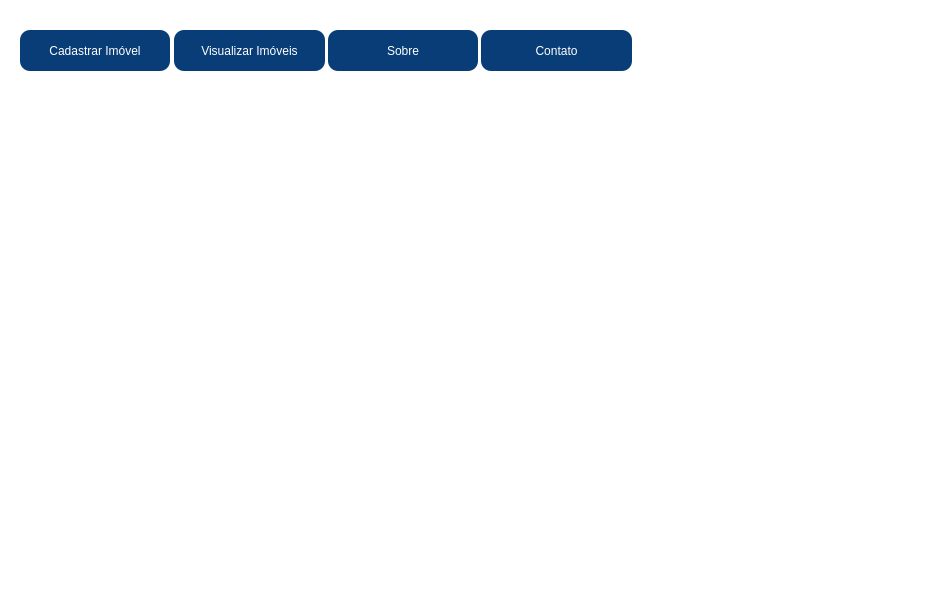
Above: Telas/main_tela.ui from lucasousa/Projeto-Loca-Facil before the change. Below: the same form after it.
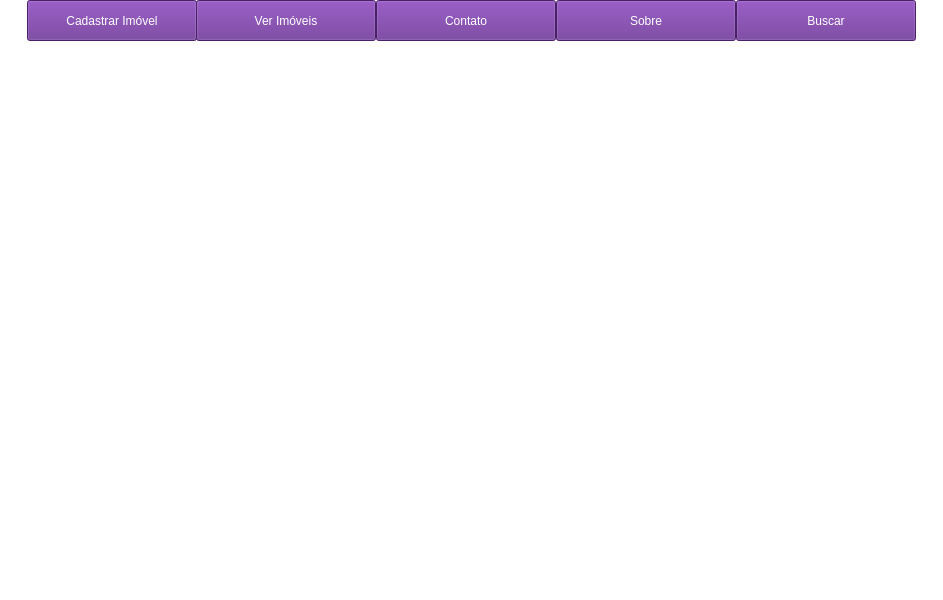
That is the form after the change.

Commit message: Modificações na tela principal

```diff
--- a/Telas/main_tela.ui
+++ b/Telas/main_tela.ui
@@ -21,9 +21,9 @@
    <widget class="QToolButton" name="toolButton">
     <property name="geometry">
      <rect>
-      <x>20</x>
-      <y>30</y>
-      <width>150</width>
+      <x>27</x>
+      <y>0</y>
+      <width>170</width>
       <height>41</height>
      </rect>
     </property>
@@ -36,46 +36,20 @@
     <property name="styleSheet">
      <string notr="true">color: rgb(255, 255, 255);
 font: 75 11pt &quot;Gadugi&quot;;
-background-color: rgb(8, 61, 119);
-border-radius: 10px;
+background-color: #662C91;
+
 </string>
     </property>
     <property name="text">
      <string>Cadastrar Imóvel</string>
     </property>
    </widget>
-   <widget class="QToolButton" name="toolButton_2">
-    <property name="geometry">
-     <rect>
-      <x>328</x>
-      <y>30</y>
-      <width>150</width>
-      <height>41</height>
-     </rect>
-    </property>
-    <property name="minimumSize">
-     <size>
-      <width>150</width>
-      <height>40</height>
-     </size>
-    </property>
-    <property name="styleSheet">
-     <string notr="true">color: rgb(255, 255, 255);
-font: 75 11pt &quot;Gadugi&quot;;
-background-color: rgb(8, 61, 119);
-border-radius: 10px;
-</string>
-    </property>
-    <property name="text">
-     <string>Sobre</string>
-    </property>
-   </widget>
    <widget class="QToolButton" name="toolButton_3">
     <property name="geometry">
      <rect>
-      <x>174</x>
-      <y>30</y>
-      <width>151</width>
+      <x>196</x>
+      <y>0</y>
+      <width>180</width>
       <height>41</height>
      </rect>
     </property>
@@ -88,20 +62,20 @@
     <property name="styleSheet">
      <string notr="true">color: rgb(255, 255, 255);
 font: 75 11pt &quot;Gadugi&quot;;
-background-color: rgb(8, 61, 119);
-border-radius: 10px;
+background-color: #662C91;
+
 </string>
     </property>
     <property name="text">
-     <string>Visualizar Imóveis</string>
+     <string>Ver Imóveis</string>
     </property>
    </widget>
    <widget class="QToolButton" name="toolButton_4">
     <property name="geometry">
      <rect>
-      <x>481</x>
-      <y>30</y>
-      <width>151</width>
+      <x>376</x>
+      <y>0</y>
+      <width>180</width>
       <height>41</height>
      </rect>
     </property>
@@ -114,14 +88,66 @@
     <property name="styleSheet">
      <string notr="true">color: rgb(255, 255, 255);
 font: 75 11pt &quot;Gadugi&quot;;
-background-color: rgb(8, 61, 119);
-border-radius: 10px;
+background-color: #662C91;
+
 </string>
     </property>
     <property name="text">
      <string>Contato</string>
     </property>
    </widget>
+   <widget class="QToolButton" name="toolButton_5">
+    <property name="geometry">
+     <rect>
+      <x>556</x>
+      <y>0</y>
+      <width>180</width>
+      <height>41</height>
+     </rect>
+    </property>
+    <property name="minimumSize">
+     <size>
+      <width>150</width>
+      <height>40</height>
+     </size>
+    </property>
+    <property name="styleSheet">
+     <string notr="true">color: rgb(255, 255, 255);
+font: 75 11pt &quot;Gadugi&quot;;
+background-color: #662C91;
+
+</string>
+    </property>
+    <property name="text">
+     <string>Sobre</string>
+    </property>
+   </widget>
+   <widget class="QToolButton" name="toolButton_6">
+    <property name="geometry">
+     <rect>
+      <x>736</x>
+      <y>0</y>
+      <width>180</width>
+      <height>41</height>
+     </rect>
+    </property>
+    <property name="minimumSize">
+     <size>
+      <width>150</width>
+      <height>40</height>
+     </size>
+    </property>
+    <property name="styleSheet">
+     <string notr="true">color: rgb(255, 255, 255);
+font: 75 11pt &quot;Gadugi&quot;;
+background-color: #662C91;
+
+</string>
+    </property>
+    <property name="text">
+     <string>Buscar</string>
+    </property>
+   </widget>
   </widget>
   <widget class="QStatusBar" name="statusbar"/>
  </widget>
```
The commit also changes 1 other file.
